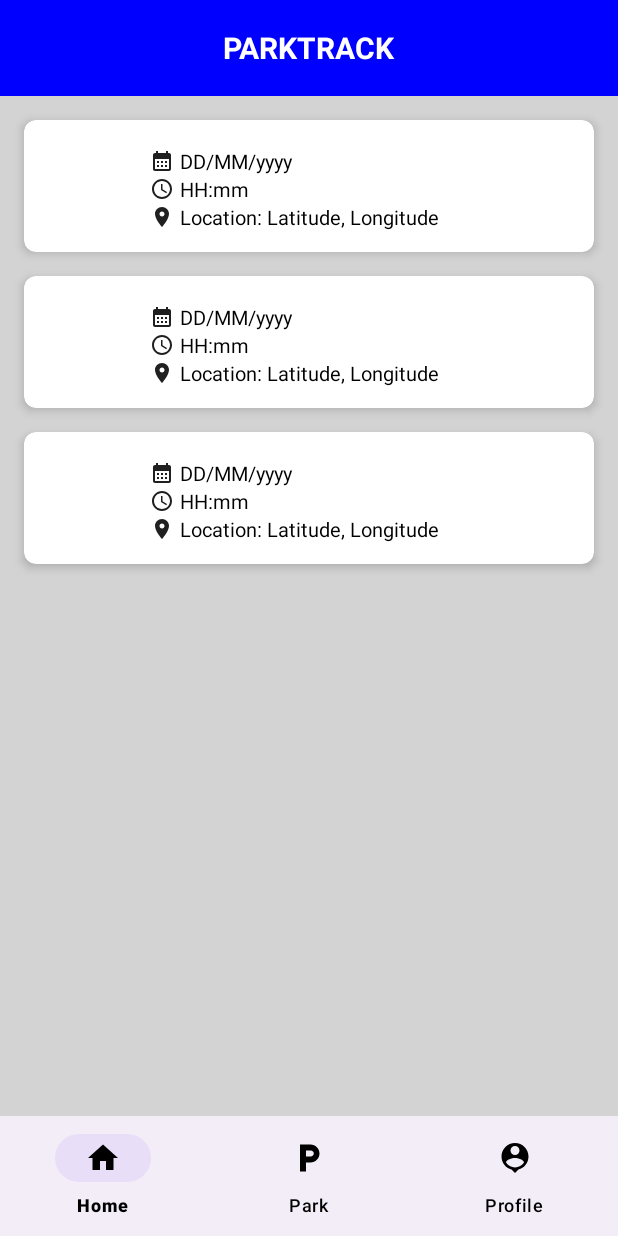
After one commit to SketPlayer/UAS_MAP_Lec, an Android app: the layout activity_history.xml on its own in the app's theme, with its tools: preview values and no code run, on a phone screen of 412 x 824 dp. The commit adds this screen. Run offline under Robolectric (Android 15) with nearby library versions, the phone set to English and light mode, and no system bars.

Commit message:
Update for History

```diff
--- a/app/src/main/AndroidManifest.xml
+++ b/app/src/main/AndroidManifest.xml
@@ -41,6 +41,7 @@
         <activity android:name=".ui.editprofile.EditProfileActivity" />
         <activity android:name=".CameraActivity" />
         <activity android:name=".DoneParkActivity" />
+        <activity android:name=".HistoryActivity" />
     </application>
 
 </manifest>
--- /dev/null
+++ b/app/src/main/res/drawable/ic_calendar_small.xml
@@ -0,0 +1,5 @@
+<vector xmlns:android="http://schemas.android.com/apk/res/android" android:height="16dp" android:tint="#202020" android:viewportHeight="24" android:viewportWidth="24" android:width="16dp">
+
+    <path android:fillColor="@android:color/white" android:pathData="M19,4h-1V2h-2v2H8V2H6v2H5C3.89,4 3.01,4.9 3.01,6L3,20c0,1.1 0.89,2 2,2h14c1.1,0 2,-0.9 2,-2V6C21,4.9 20.1,4 19,4zM19,20H5V10h14V20zM9,14H7v-2h2V14zM13,14h-2v-2h2V14zM17,14h-2v-2h2V14zM9,18H7v-2h2V18zM13,18h-2v-2h2V18zM17,18h-2v-2h2V18z"/>
+
+</vector>
--- /dev/null
+++ b/app/src/main/res/drawable/ic_clock_small.xml
@@ -0,0 +1,7 @@
+<vector xmlns:android="http://schemas.android.com/apk/res/android" android:height="16dp" android:tint="#202020" android:viewportHeight="24" android:viewportWidth="24" android:width="16dp">
+
+    <path android:fillColor="@android:color/white" android:pathData="M11.99,2C6.47,2 2,6.48 2,12s4.47,10 9.99,10C17.52,22 22,17.52 22,12S17.52,2 11.99,2zM12,20c-4.42,0 -8,-3.58 -8,-8s3.58,-8 8,-8 8,3.58 8,8 -3.58,8 -8,8z"/>
+
+    <path android:fillColor="@android:color/white" android:pathData="M12.5,7H11v6l5.25,3.15 0.75,-1.23 -4.5,-2.67z"/>
+
+</vector>
--- /dev/null
+++ b/app/src/main/res/drawable/ic_location.xml
@@ -0,0 +1,5 @@
+<vector xmlns:android="http://schemas.android.com/apk/res/android" android:height="16dp" android:tint="#202020" android:viewportHeight="24" android:viewportWidth="24" android:width="16dp">
+
+    <path android:fillColor="@android:color/white" android:pathData="M12,2C8.13,2 5,5.13 5,9c0,5.25 7,13 7,13s7,-7.75 7,-13c0,-3.87 -3.13,-7 -7,-7zM12,11.5c-1.38,0 -2.5,-1.12 -2.5,-2.5s1.12,-2.5 2.5,-2.5 2.5,1.12 2.5,2.5 -1.12,2.5 -2.5,2.5z"/>
+
+</vector>
--- /dev/null
+++ b/app/src/main/res/layout/activity_history.xml
@@ -0,0 +1,69 @@
+<androidx.constraintlayout.widget.ConstraintLayout
+    xmlns:android="http://schemas.android.com/apk/res/android"
+    xmlns:app="http://schemas.android.com/apk/res-auto"
+    xmlns:tools="http://schemas.android.com/tools"
+    android:layout_width="match_parent"
+    android:layout_height="match_parent"
+    android:background="@color/lightGray"
+    tools:context=".HistoryActivity">
+
+    <!-- Toolbar/ActionBar with title -->
+    <androidx.appcompat.widget.Toolbar
+        android:id="@+id/toolbar"
+        android:layout_width="match_parent"
+        android:layout_height="wrap_content"
+        android:background="@color/blue"
+        app:layout_constraintTop_toTopOf="parent"
+        app:layout_constraintStart_toStartOf="parent"
+        app:layout_constraintEnd_toEndOf="parent">
+
+        <TextView
+            android:id="@+id/toolbar_title"
+            android:layout_width="wrap_content"
+            android:layout_height="wrap_content"
+            android:text="@string/parktrack"
+            android:textColor="@android:color/white"
+            android:textSize="20sp"
+            android:textStyle="bold"
+            android:layout_gravity="center" />
+    </androidx.appcompat.widget.Toolbar>
+
+    <!-- RecyclerView for history -->
+    <ProgressBar
+        android:id="@+id/progressBar"
+        android:layout_width="wrap_content"
+        android:layout_height="wrap_content"
+        android:layout_margin="16dp"
+        android:visibility="gone"
+        app:layout_constraintTop_toTopOf="parent"
+        app:layout_constraintBottom_toBottomOf="parent"
+        app:layout_constraintStart_toStartOf="parent"
+        app:layout_constraintEnd_toEndOf="parent" />
+
+    <androidx.recyclerview.widget.RecyclerView
+        android:id="@+id/recyclerViewHistory"
+        android:layout_width="0dp"
+        android:layout_height="0dp"
+        android:padding="8dp"
+        app:layout_constraintBottom_toTopOf="@id/bottom_navigation_home"
+        app:layout_constraintEnd_toEndOf="parent"
+        app:layout_constraintHorizontal_bias="0.0"
+        app:layout_constraintStart_toStartOf="parent"
+        app:layout_constraintTop_toBottomOf="@id/toolbar"
+        app:layout_constraintVertical_bias="0.0"
+        tools:listitem="@layout/item_parking_history" />
+
+    <!-- Bottom Navigation View -->
+    <com.google.android.material.bottomnavigation.BottomNavigationView
+        android:id="@+id/bottom_navigation_home"
+        android:layout_width="0dp"
+        android:layout_height="wrap_content"
+        android:layout_gravity="bottom"
+        app:menu="@menu/bottom_nav_menu"
+        app:itemIconTint="@color/black"
+        app:itemTextColor="@color/black"
+        app:layout_constraintBottom_toBottomOf="parent"
+        app:layout_constraintStart_toStartOf="parent"
+        app:layout_constraintEnd_toEndOf="parent" />
+
+</androidx.constraintlayout.widget.ConstraintLayout>
--- a/app/src/main/res/layout/activity_main.xml
+++ b/app/src/main/res/layout/activity_main.xml
@@ -201,7 +201,7 @@
                 android:id="@+id/park_image"
                 android:layout_width="115dp"
                 android:layout_height="115dp"
-                android:contentDescription="@string/parkingimage"
+                android:contentDescription="@string/parking_image"
                 android:src="@drawable/ic_image"
                 app:layout_constraintTop_toTopOf="@id/parking_date"
                 app:layout_constraintEnd_toEndOf="parent"
--- /dev/null
+++ b/app/src/main/res/layout/item_parking_history.xml
@@ -0,0 +1,78 @@
+<androidx.cardview.widget.CardView
+    xmlns:android="http://schemas.android.com/apk/res/android"
+    xmlns:app="http://schemas.android.com/apk/res-auto"
+    android:layout_width="match_parent"
+    android:layout_height="wrap_content"
+    android:layout_margin="8dp"
+    app:cardCornerRadius="8dp"
+    app:cardElevation="4dp"
+    android:background="@color/white">
+
+    <androidx.constraintlayout.widget.ConstraintLayout
+        android:layout_width="match_parent"
+        android:layout_height="wrap_content"
+        android:padding="12dp">
+
+        <!-- Parking Image -->
+        <ImageView
+            android:id="@+id/imageViewParking"
+            android:layout_width="64dp"
+            android:layout_height="64dp"
+            android:layout_marginEnd="8dp"
+            android:scaleType="centerCrop"
+            app:layout_constraintStart_toStartOf="parent"
+            app:layout_constraintTop_toTopOf="parent"
+            app:layout_constraintBottom_toBottomOf="parent"
+            android:contentDescription="@string/parking_image" />
+
+        <!-- Date Text -->
+        <TextView
+            android:id="@+id/textViewDate"
+            android:layout_width="0dp"
+            android:layout_height="wrap_content"
+            android:layout_marginTop="6dp"
+            android:layout_marginStart="8dp"
+            android:text="@string/date"
+            android:textSize="13sp"
+            android:textColor="@android:color/black"
+            android:gravity="center_vertical"
+            android:drawablePadding="4dp"
+            app:drawableStartCompat="@drawable/ic_calendar_small"
+            app:layout_constraintStart_toEndOf="@id/imageViewParking"
+            app:layout_constraintEnd_toEndOf="parent"
+            app:layout_constraintTop_toTopOf="parent" />
+
+        <!-- Time Text -->
+        <TextView
+            android:id="@+id/textViewTime"
+            android:layout_width="0dp"
+            android:layout_height="wrap_content"
+            android:layout_marginStart="8dp"
+            android:text="@string/time"
+            android:textSize="13sp"
+            android:textColor="@android:color/black"
+            android:gravity="center_vertical"
+            android:drawablePadding="4dp"
+            app:drawableStartCompat="@drawable/ic_clock_small"
+            app:layout_constraintStart_toEndOf="@id/imageViewParking"
+            app:layout_constraintEnd_toEndOf="parent"
+            app:layout_constraintTop_toBottomOf="@id/textViewDate" />
+
+        <!-- Location Text -->
+        <TextView
+            android:id="@+id/textViewLocation"
+            android:layout_width="0dp"
+            android:layout_height="wrap_content"
+            android:layout_marginStart="8dp"
+            android:text="Location: Latitude, Longitude"
+            android:textSize="13sp"
+            android:textColor="@android:color/black"
+            android:gravity="center_vertical"
+            android:drawablePadding="4dp"
+            app:drawableStartCompat="@drawable/ic_location"
+            app:layout_constraintStart_toEndOf="@id/imageViewParking"
+            app:layout_constraintEnd_toEndOf="parent"
+            app:layout_constraintTop_toBottomOf="@id/textViewTime" />
+
+    </androidx.constraintlayout.widget.ConstraintLayout>
+</androidx.cardview.widget.CardView>
--- a/app/src/main/res/values/strings.xml
+++ b/app/src/main/res/values/strings.xml
@@ -31,5 +31,5 @@
     <string name="parking_date">Parking Date</string>
     <string name="time">HH:mm</string>
     <string name="parking_time">Parking Time</string>
-    <string name="parkingimage">ParkingImage</string>
+    <string name="parking_image">ParkingImage</string>
 </resources>
```
Also changed, not shown: app/src/main/java/com/example/uts_lec/HistoryActivity.java (added, +82 -0 lines), app/src/main/java/com/example/uts_lec/HistoryAdapter.java (added, +73 -0 lines), app/src/main/java/com/example/uts_lec/ParkingData.java (added, +62 -0 lines), app/src/main/java/com/example/uts_lec/ui/profile/ProfileActivity.kt (+7 -0 lines), app/src/main/res/layout/activity_profile.xml (+31 -3 lines).
